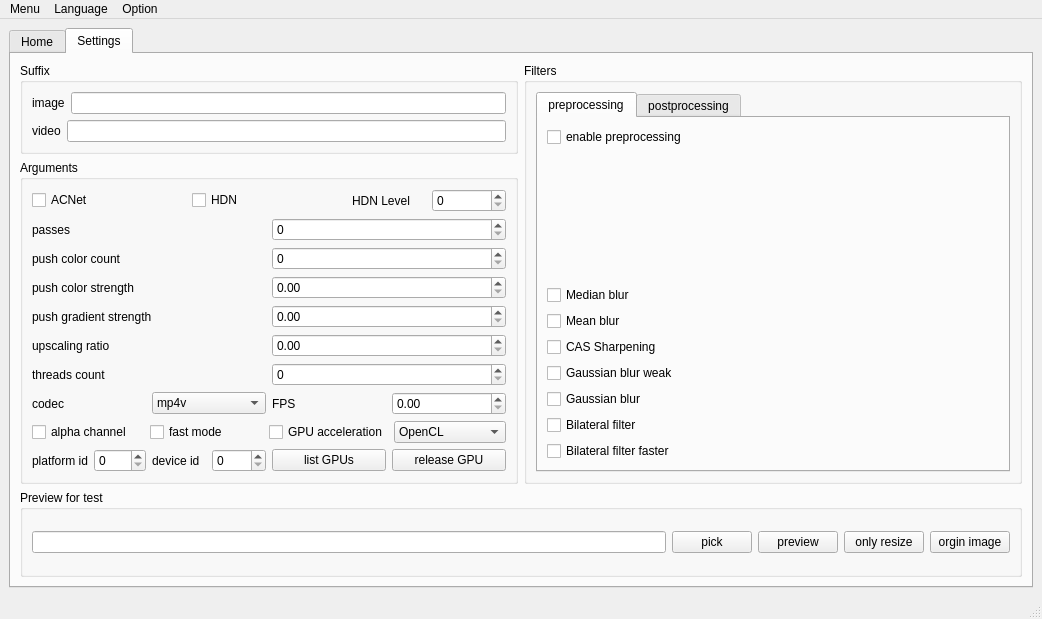
Qt form GUI/src/mainwindow.ui (TianZerL/Anime4KCPP) before a commit.
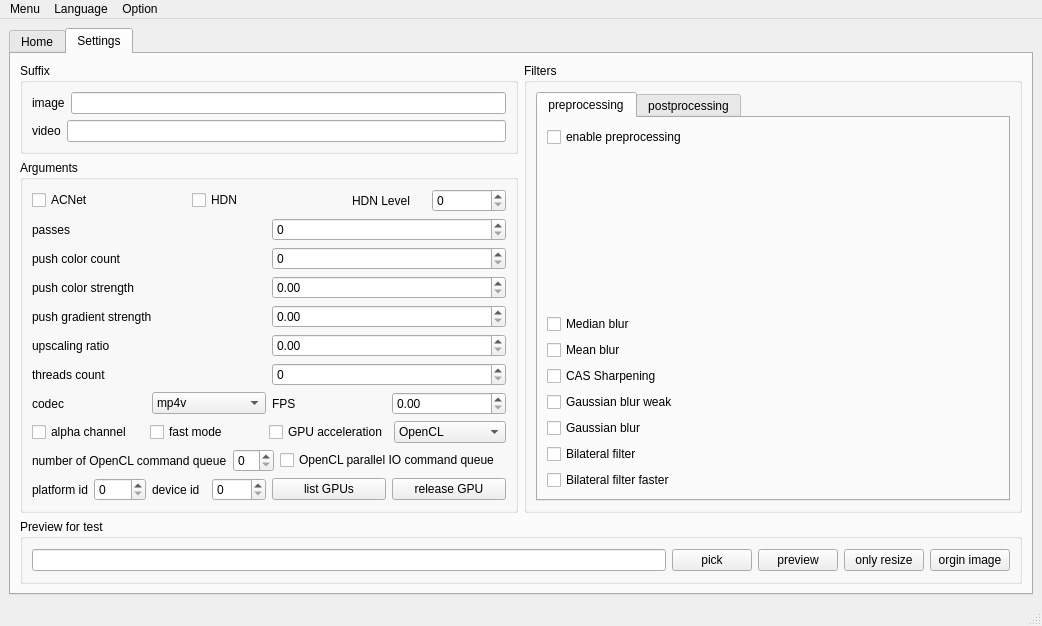
The same form after that commit. The open tabs and pages were chosen to show the change.

Commit message: Add OpenCL performance tuning options

```diff
--- a/GUI/src/mainwindow.ui
+++ b/GUI/src/mainwindow.ui
@@ -953,6 +953,41 @@
             </layout>
            </item>
            <item row="9" column="0">
+            <layout class="QHBoxLayout" name="horizontalLayout_8">
+             <item>
+              <layout class="QHBoxLayout" name="horizontalLayout_7">
+               <item>
+                <widget class="QLabel" name="labelOpenCLQueueNum">
+                 <property name="statusTip">
+                  <string/>
+                 </property>
+                 <property name="text">
+                  <string>number of OpenCL command queue</string>
+                 </property>
+                </widget>
+               </item>
+               <item>
+                <widget class="QSpinBox" name="spinBoxOpenCLQueueNum">
+                 <property name="statusTip">
+                  <string>Specify the number of command queues for OpenCL, this may affect performance of video processing for OpenCL</string>
+                 </property>
+                </widget>
+               </item>
+              </layout>
+             </item>
+             <item>
+              <widget class="QCheckBox" name="checkBoxOpenCLParallelIO">
+               <property name="statusTip">
+                <string>Use a parallel IO command queue for OpenCL, this may affect performance for OpenCL</string>
+               </property>
+               <property name="text">
+                <string>OpenCL parallel IO command queue</string>
+               </property>
+              </widget>
+             </item>
+            </layout>
+           </item>
+           <item row="10" column="0">
             <layout class="QHBoxLayout" name="horizontalLayoutIDs">
              <item>
               <layout class="QHBoxLayout" name="horizontalLayoutPlatformID">
```
The commit also changes 15 other files.
